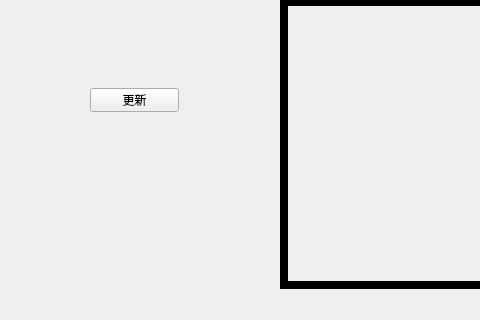
Before: the Qt Designer form widget.ui in unidjang/testGit, drawn with Qt 5; both pictures show x 0 to 480 and y 152 to 472 of the 800 by 600 pixel window.
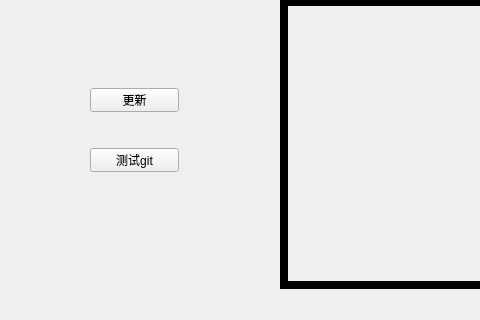
After: the same form once the commit is applied. Icons and pictures are not drawn.

Commit message: 测试从Qt更新代码

Patch:
```diff
--- a/widget.ui
+++ b/widget.ui
@@ -63,6 +63,19 @@
     <string>更新</string>
    </property>
   </widget>
+  <widget class="QPushButton" name="pushButton">
+   <property name="geometry">
+    <rect>
+     <x>90</x>
+     <y>300</y>
+     <width>89</width>
+     <height>24</height>
+    </rect>
+   </property>
+   <property name="text">
+    <string>测试git</string>
+   </property>
+  </widget>
  </widget>
  <resources/>
  <connections/>
```
The commit also changes 3 other files.
